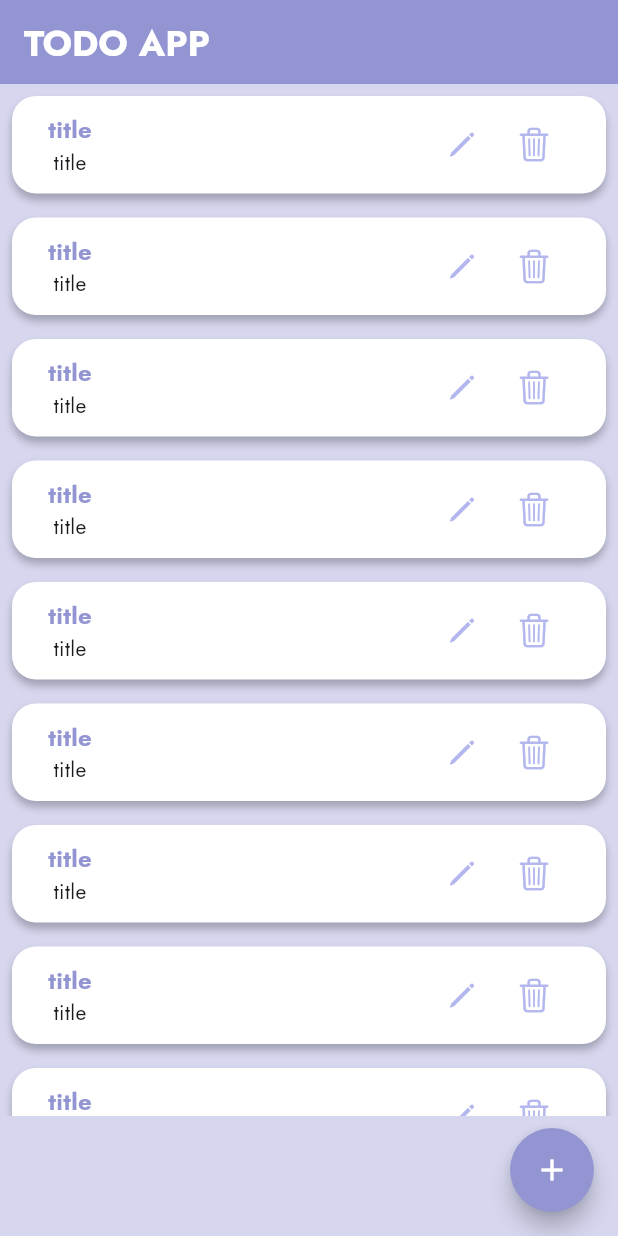
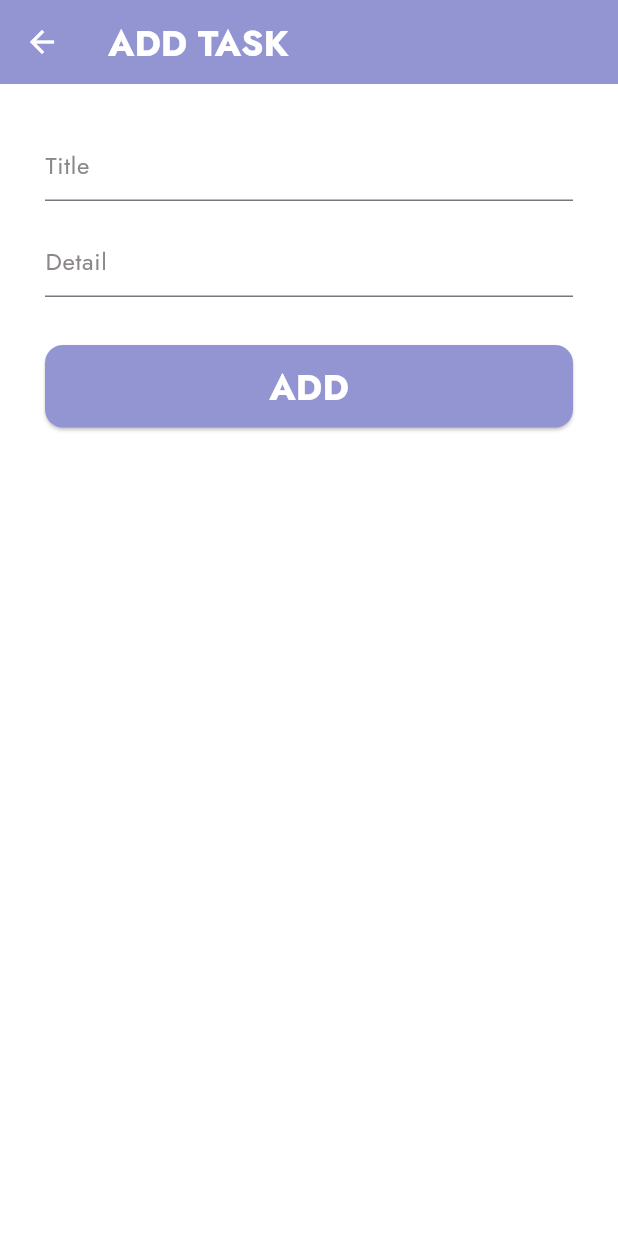
Before and after one commit to mohammad-dehghanifard/nova_todo, a Flutter app: the screen it shows after launch, after a tap on the "add" icon, on a phone screen of 412 x 824 dp. Run offline on Flutter 3.47's test engine with Material 3 defaults, Android fonts, the phone set to English and light mode, and no system bars; our stand-ins replace google_fonts, hive, hive_flutter; accounts and stored records are empty; generated files the repository leaves out were written again.

Commit message:
add task model

```diff
--- /dev/null
+++ b/lib/database/task_model.dart
@@ -0,0 +1,11 @@
+import 'package:hive/hive.dart';
+
+part 'task_model.g.dart';
+
+@HiveType(typeId: 0)
+class TaskModel extends HiveObject{
+  @HiveField(0)
+  String? title;
+  @HiveField(1)
+  String? detail;
+}
--- a/lib/main.dart
+++ b/lib/main.dart
@@ -1,7 +1,12 @@
 import 'package:flutter/material.dart';
+import 'package:hive_flutter/adapters.dart';
+import 'package:nova_todo/database/task_model.dart';
 import 'package:nova_todo/pages/home_page.dart';
 
-void main() {
+void main() async {
+  await Hive.initFlutter();
+  Hive.registerAdapter(TaskModelAdapter());
+  await Hive.openLazyBox("tasks");
   runApp(const MyApp());
 }
 
--- a/lib/pages/add_or_edit_page.dart
+++ b/lib/pages/add_or_edit_page.dart
@@ -0,0 +1,50 @@
+import 'package:flutter/material.dart';
+import 'package:google_fonts/google_fonts.dart';
+
+class AddOrEditPage extends StatelessWidget {
+  const AddOrEditPage({super.key});
+
+  @override
+  Widget build(BuildContext context) {
+    return Scaffold(
+      backgroundColor: Colors.white,
+      appBar: AppBar(
+        backgroundColor: const Color(0xFF9395D3),
+        automaticallyImplyLeading: false,
+        leading: const BackButton(color: Colors.white),
+        title: Text("ADD TASK",style: GoogleFonts.jost(color : Colors.white,fontSize : 24,fontWeight : FontWeight.bold)),
+      ),
+      body: Padding(
+        padding: const EdgeInsets.all(30.0),
+        child: Column(
+          children: [
+            TextField(
+              decoration: InputDecoration(
+                hintText: "Title",
+                hintStyle: GoogleFonts.jost(color : const Color(0XFF8B8787),fontSize :16)
+              ),
+            ),
+            const SizedBox(height: 16),
+            TextField(
+              decoration: InputDecoration(
+                hintText: "Detail",
+                hintStyle: GoogleFonts.jost(color : const Color(0XFF8B8787),fontSize :16)
+              ),
+            ),
+            const SizedBox(height: 32),
+            ElevatedButton(
+              onPressed: () {},
+              style:  ButtonStyle(
+                minimumSize: const MaterialStatePropertyAll(Size(double.infinity,55)),
+                shape: MaterialStatePropertyAll(
+                  RoundedRectangleBorder(borderRadius: BorderRadius.circular(12))
+                ),
+                backgroundColor: const MaterialStatePropertyAll(Color(0xFF9395D3))
+              ),
+              child: Text("ADD",style: GoogleFonts.jost(color : Colors.white,fontSize : 24,fontWeight : FontWeight.bold)),)
+          ],
+        ),
+      ),
+    );
+  }
+}
--- a/lib/pages/home_page.dart
+++ b/lib/pages/home_page.dart
@@ -1,6 +1,7 @@
 import 'package:flutter/cupertino.dart';
 import 'package:flutter/material.dart';
 import 'package:google_fonts/google_fonts.dart';
+import 'package:nova_todo/pages/add_or_edit_page.dart';
 
 class HomePage extends StatelessWidget {
   const HomePage({super.key});
@@ -9,7 +10,9 @@ class HomePage extends StatelessWidget {
   Widget build(BuildContext context) {
     return Scaffold(
       floatingActionButton: FloatingActionButton(
-        onPressed: () {},
+        onPressed: () {
+          Navigator.push(context, CupertinoPageRoute(builder: (context) => const AddOrEditPage()));
+        },
         shape: RoundedRectangleBorder(borderRadius: BorderRadius.circular(100)),
         backgroundColor: const Color(0xFF9395D3),
         child: const Icon(Icons.add,color: Colors.white),
--- a/pubspec.yaml
+++ b/pubspec.yaml
@@ -19,7 +19,7 @@ publish_to: 'none' # Remove this line if you wish to publish to pub.dev
 version: 1.0.0+1
 
 environment:
-  sdk: '>=3.3.3 <4.0.0'
+  sdk: '>=3.3.0 <4.0.0'
 
 # Dependencies specify other packages that your package needs in order to work.
 # To automatically upgrade your package dependencies to the latest versions
```
Also changed, not shown: pubspec.lock.
